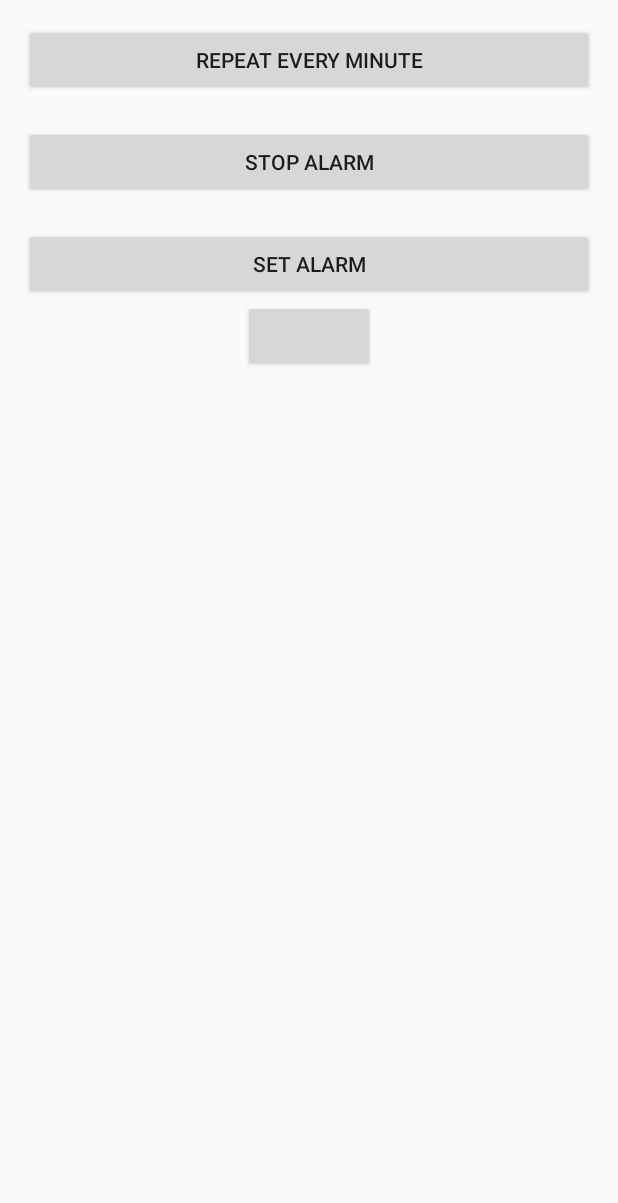
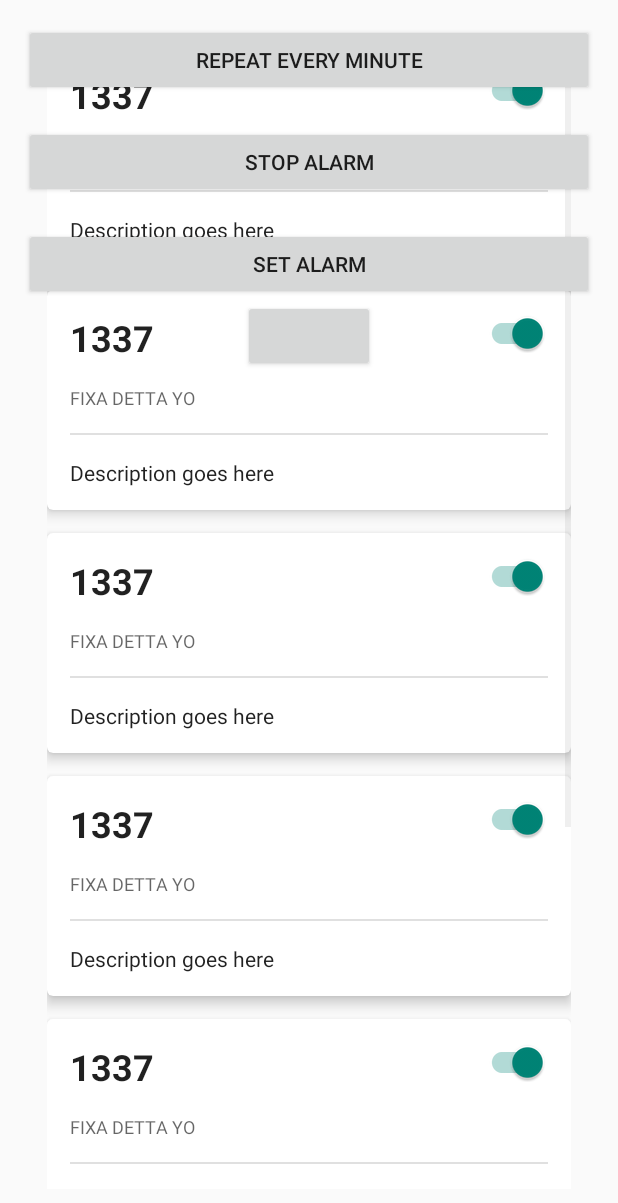
Before and after one commit to HackOutWest15/JAM, an Android app: the AlarmActivity screen opened directly, with no data from a screen before it, on a phone screen of 412 x 824 dp. Shown: the top 1203 px of the screen. Run offline under Robolectric (Android 15) with nearby library versions, the phone set to English and light mode, and no system bars; libraries missing offline, so code that uses them is left out: kaaes.spotify.webapi, retrofit.client; 5 statements that could not run were skipped.

Commit message:
Model now linked to view in list of alarms

```diff
--- a/app/src/main/AndroidManifest.xml
+++ b/app/src/main/AndroidManifest.xml
@@ -25,11 +25,6 @@
             android:theme="@android:style/Theme.Translucent.NoTitleBar" />
         <activity
             android:name=".AlarmActivity"
-            android:label="@string/app_name" >
-        </activity>
-
-        <activity
-            android:name=".CardsActivity"
             android:label="@string/app_name" >
         </activity>
 
--- a/app/src/main/java/se/wowhack/jam/AlarmActivity.java
+++ b/app/src/main/java/se/wowhack/jam/AlarmActivity.java
@@ -10,6 +10,7 @@ import android.util.Log;
 import android.view.View;
 import android.widget.Button;
 import android.widget.LinearLayout;
+import android.widget.ListView;
 import android.widget.RelativeLayout;
 import android.widget.TextView;
 import android.widget.Toast;
@@ -24,10 +25,12 @@ import kaaes.spotify.webapi.android.models.PlaylistTrack;
 import retrofit.Callback;
 import retrofit.RetrofitError;
 import retrofit.client.Response;
+import se.wowhack.jam.models.Alarm;
 import se.wowhack.jam.models.Playlist;
 
 public class AlarmActivity extends FragmentActivity {
 
+    private ListView listView;
     private PendingIntent pendingIntent;
     private List<Playlist> playlists;
     private String userId;
@@ -87,6 +90,54 @@ public class AlarmActivity extends FragmentActivity {
                 pickTime();
             }
         });
+
+
+        // Get ListView object from xml
+        listView = (ListView) findViewById(R.id.list);
+
+        // Defined Array values to show in ListView
+        ArrayList<Alarm> values = new ArrayList<>();
+        values.add(new Alarm());
+        values.add(new Alarm());
+        values.add(new Alarm());
+        values.add(new Alarm());
+        values.add(new Alarm());
+        values.add(new Alarm());
+        values.add(new Alarm());
+
+        // Define a new Adapter
+        // First parameter - Context
+        // Second parameter - Layout for the row
+        // Third parameter - ID of the TextView to which the data is written
+        // Forth - the Array of data
+
+        AlarmArrayAdapter adapter = new AlarmArrayAdapter(this, R.layout.layout_card, values);
+
+        // Assign adapter to ListView
+        listView.setAdapter(adapter);
+/*
+        // ListView Item Click Listener
+        listView.setOnItemClickListener(new AdapterView.OnItemClickListener() {
+
+            @Override
+            public void onItemClick(AdapterView<?> parent, View view,
+                                    int position, long id) {
+
+                // ListView Clicked item index
+                int itemPosition     = position;
+
+                // ListView Clicked item value
+                String  itemValue    = (String) listView.getItemAtPosition(position);
+
+                // Show Alert
+                Toast.makeText(getApplicationContext(),
+                        "Position :" + itemPosition + "  ListItem : " + itemValue, Toast.LENGTH_LONG)
+                        .show();
+
+            }
+
+        });
+*/
     }
 
     public void start() {
--- a/app/src/main/java/se/wowhack/jam/AlarmArrayAdapter.java
+++ b/app/src/main/java/se/wowhack/jam/AlarmArrayAdapter.java
@@ -2,10 +2,12 @@ package se.wowhack.jam;
 
 import android.content.ClipData;
 import android.content.Context;
+import android.support.v7.widget.SwitchCompat;
 import android.view.LayoutInflater;
 import android.view.View;
 import android.view.ViewGroup;
 import android.widget.ArrayAdapter;
+import android.widget.Switch;
 import android.widget.TextView;
 
 import java.util.ArrayList;
@@ -56,12 +58,26 @@ public class AlarmArrayAdapter extends ArrayAdapter<Alarm> {
             // This is how you obtain a reference to the TextViews.
             // These TextViews are created in the XML files we defined.
 
-            TextView tt = (TextView) v.findViewById(R.id.alarmText);
+            TextView alarmTextView = (TextView) v.findViewById(R.id.alarmText);
+            TextView alarmTimeView = (TextView) v.findViewById(R.id.alarmTime);
+            SwitchCompat alarmSwitchView = (SwitchCompat) v.findViewById(R.id.alarmSwitch);
+            TextView alarmDaysView = (TextView) v.findViewById(R.id.alarmDays);
 
-            // check to see if each individual textview is null.
-            // if not, assign some text!
-            if (tt != null){
-                tt.setText(i.getDescription());
+            if (alarmTimeView != null){
+                alarmTimeView.setText("" + i.getTime());
+            }
+            if (alarmSwitchView != null){
+                alarmSwitchView.setChecked(i.isActive());
+            }
+            if (alarmDaysView != null){
+                alarmDaysView.setText("FIXA DETTA YO");
+            }
+            if (i.getDescription() == "") {
+                // TODO: Hide alarmdivider and textview
+            } else {
+                if (alarmTextView != null){
+                    alarmTextView.setText(i.getDescription());
+                }
             }
         }
 
--- a/app/src/main/res/layout/activity_alarm.xml
+++ b/app/src/main/res/layout/activity_alarm.xml
@@ -7,6 +7,15 @@
     android:paddingRight="@dimen/activity_horizontal_margin"
     android:paddingTop="@dimen/activity_vertical_margin"
     tools:context=".MyActivity">
+
+    <ListView
+        android:layout_margin="15dp"
+        android:divider="@android:color/transparent"
+        android:dividerHeight="15dp"
+        android:id="@+id/list"
+        android:layout_height="wrap_content"
+        android:layout_width="match_parent">
+    </ListView>
 
     <Button
         android:id="@+id/startAlarm"
```
Also changed, not shown: app/src/main/java/se/wowhack/jam/CardsActivity.java (deleted, +0 -70 lines), app/src/main/java/se/wowhack/jam/MainActivity.java (+1 -12 lines), app/src/main/res/layout/activity_main.xml (+0 -7 lines).
